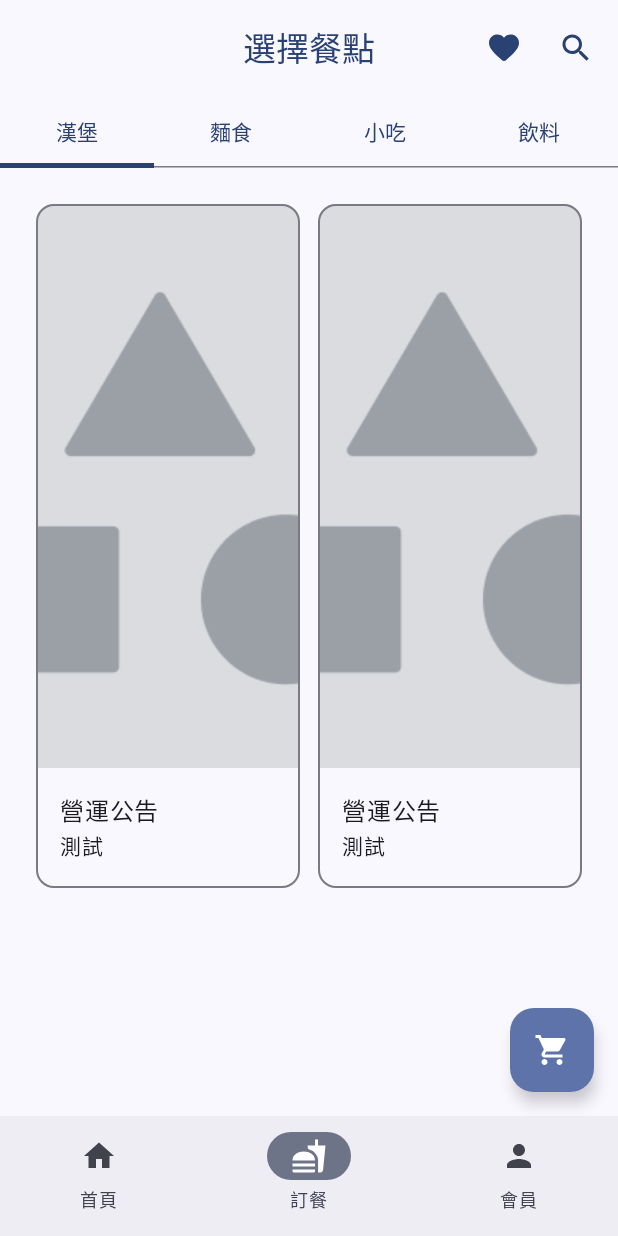
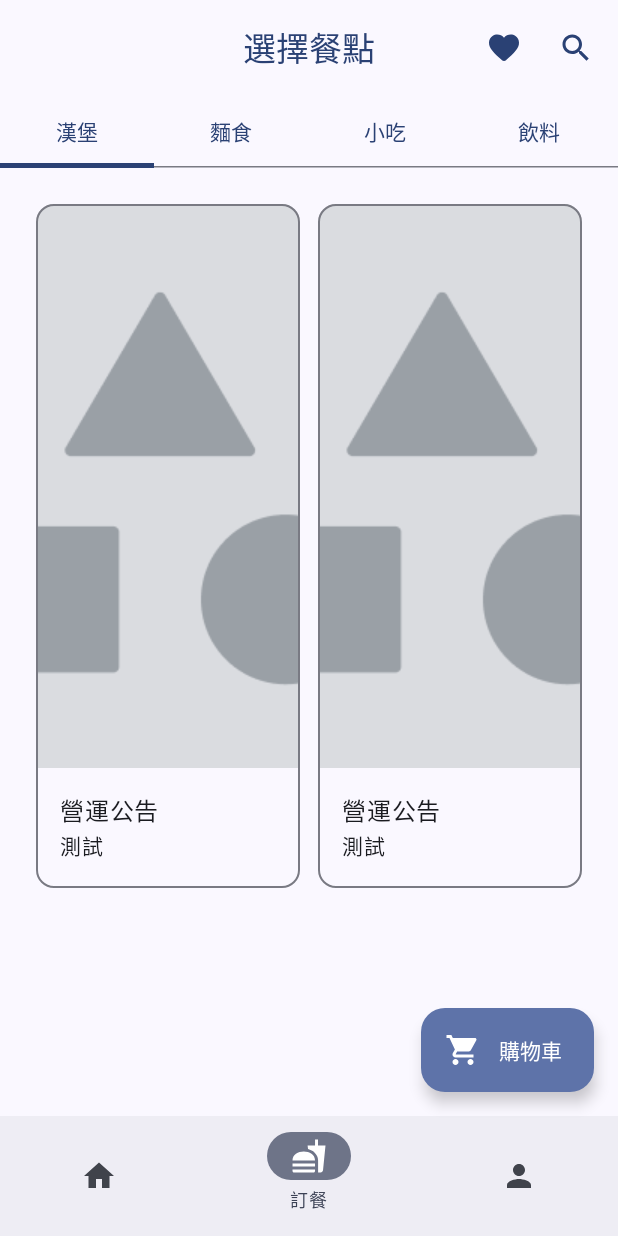
Before and after one commit to r0930514/FastFoodOrderApp, an Android app built with Jetpack Compose: the screen it shows after launch (MainActivity), item 2 of the bottom bar chosen, on a phone screen of 412 x 824 dp. Run offline under Robolectric (Android 15) with nearby library versions, the phone set to English and light mode, and no system bars.

Commit message:
體驗改善

```diff
--- a/app/src/main/java/com/r0930514/fastfoodorderapp/screens/mainScreen/component/MainNavBar.kt
+++ b/app/src/main/java/com/r0930514/fastfoodorderapp/screens/mainScreen/component/MainNavBar.kt
@@ -18,11 +18,11 @@ fun CNavBar(selectItem: Int, onSelectedItem: (Int) -> Unit) {
             NavigationBarItem(
                 selectItem == index,
                 { onSelectedItem(index) },
-                { Icon(
-                    imageVector = ImageVector.Companion.vectorResource(item.icon),
-                    contentDescription = item.label
-                ) },
-                label = { Text(item.label) }
+                {
+                    Icon(imageVector = ImageVector.Companion.vectorResource(item.icon), contentDescription = item.label)
+                },
+                label = { Text(item.label) },
+                alwaysShowLabel = false
             )
         }
 
--- a/app/src/main/java/com/r0930514/fastfoodorderapp/screens/mainScreen/component/MainScaffold.kt
+++ b/app/src/main/java/com/r0930514/fastfoodorderapp/screens/mainScreen/component/MainScaffold.kt
@@ -3,9 +3,10 @@ package com.r0930514.fastfoodorderapp.screens.mainScreen.component
 import androidx.compose.foundation.layout.Box
 import androidx.compose.foundation.layout.padding
 import androidx.compose.foundation.lazy.rememberLazyListState
-import androidx.compose.material3.FloatingActionButton
+import androidx.compose.material3.ExtendedFloatingActionButton
 import androidx.compose.material3.Icon
 import androidx.compose.material3.Scaffold
+import androidx.compose.material3.Text
 import androidx.compose.runtime.Composable
 import androidx.compose.runtime.getValue
 import androidx.compose.runtime.mutableIntStateOf
@@ -28,14 +29,15 @@ fun MainScaffold(navController: NavHostController) {
         bottomBar = { CNavBar(selectedItem) {selectedItem = it} },
         floatingActionButton = {
             if (selectedItem == 1){
-                FloatingActionButton(onClick = {
-                    navController.navigate("ShoppingCart")
-                }) {
-                    Icon(
-                        imageVector = ImageVector.Companion.vectorResource(id = R.drawable.shopping_cart),
-                        contentDescription = null
-                    )
-                }
+                ExtendedFloatingActionButton(
+                    onClick = { navController.navigate("ShoppingCart") },
+                    icon = {
+                        Icon(
+                            imageVector = ImageVector.vectorResource(id = R.drawable.shopping_cart),
+                            contentDescription = null
+                        )
+                    },
+                    text = { Text(text = "購物車") })
             }
         }
     ) {
```
